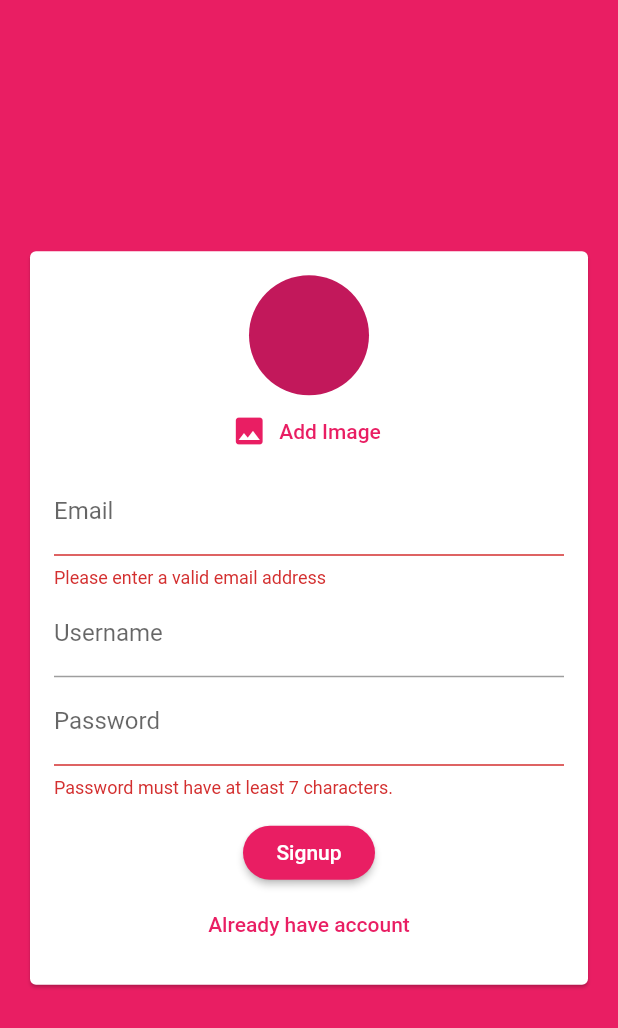
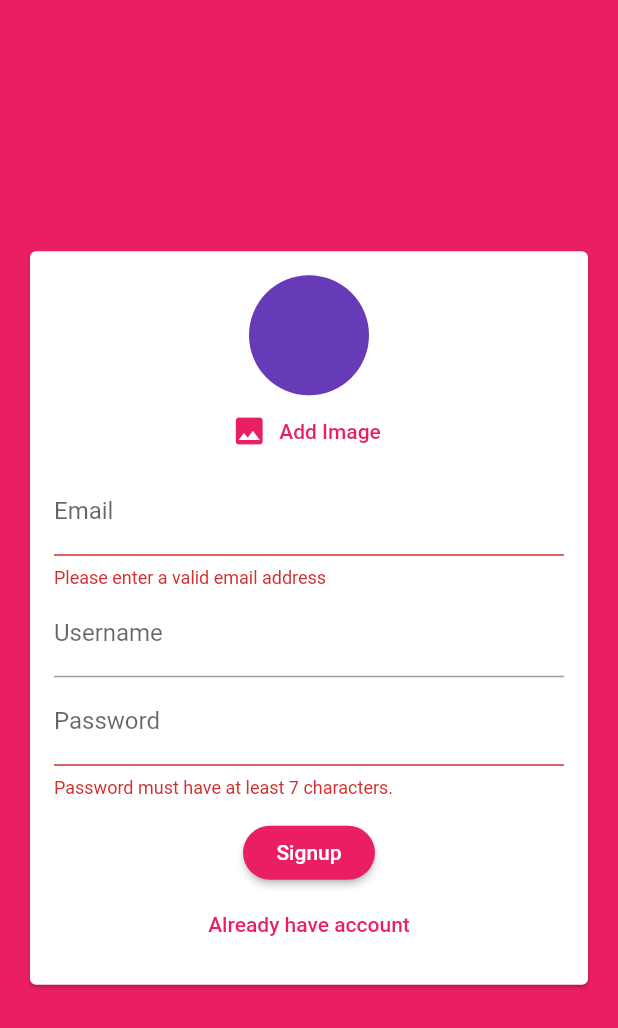
Before and after one commit to erinkelsey/chatapp-flutter, a Flutter app: the screen it shows after launch, after a tap on "Login", after a tap on "Create new account", after a tap on "Add Image", on a phone screen of 412 x 824 dp. Shown: the top 1028 px of the screen. Run offline on Flutter 3.47's test engine with Material 2 defaults, Android fonts, the phone set to English and light mode, and no system bars; our stand-ins replace cloud_firestore, firebase_auth, image_picker; accounts and stored records are empty.

Commit message:
Add image picker for mobile devices when signing up.

```diff
--- /dev/null
+++ b/lib/pickers/user_image_picker.dart
@@ -0,0 +1,42 @@
+import 'dart:io';
+
+import 'package:flutter/material.dart';
+import 'package:image_picker/image_picker.dart';
+
+class UserImagePicker extends StatefulWidget {
+  @override
+  _UserImagePickerState createState() => _UserImagePickerState();
+}
+
+class _UserImagePickerState extends State<UserImagePicker> {
+  File _pickedImageFile;
+
+  void _pickImage() async {
+    final picker = ImagePicker();
+    final pickedImage = await picker.getImage(source: ImageSource.camera);
+    final pickedImageFile = File(pickedImage.path);
+    setState(() {
+      _pickedImageFile = pickedImageFile;
+    });
+  }
+
+  @override
+  Widget build(BuildContext context) {
+    return Column(
+      children: [
+        CircleAvatar(
+          radius: 40,
+          backgroundColor: Theme.of(context).accentColor,
+          backgroundImage:
+              _pickedImageFile != null ? FileImage(_pickedImageFile) : null,
+        ),
+        FlatButton.icon(
+          onPressed: _pickImage,
+          icon: Icon(Icons.image),
+          label: Text('Add Image'),
+          textColor: Theme.of(context).primaryColor,
+        ),
+      ],
+    );
+  }
+}
--- a/lib/widgets/auth/auth_form.dart
+++ b/lib/widgets/auth/auth_form.dart
@@ -1,4 +1,6 @@
 import 'package:flutter/material.dart';
+
+import '../../pickers/user_image_picker.dart';
 
 class AuthForm extends StatefulWidget {
   AuthForm(this.submitFn, this.isLoading);
@@ -57,15 +59,7 @@ class _AuthFormState extends State<AuthForm> {
                 child: Column(
                   mainAxisSize: MainAxisSize.min,
                   children: <Widget>[
-                    CircleAvatar(
-                      radius: 40,
-                    ),
-                    FlatButton.icon(
-                      onPressed: () {},
-                      icon: Icon(Icons.image),
-                      label: Text('Add Image'),
-                      textColor: Theme.of(context).primaryColor,
-                    ),
+                    if (!_isLogin) UserImagePicker(),
                     TextFormField(
                       key: ValueKey('email'),
                       validator: (value) {
--- a/pubspec.yaml
+++ b/pubspec.yaml
@@ -29,6 +29,7 @@ dependencies:
   cupertino_icons: ^0.1.3
   cloud_firestore: ^0.13.7
   firebase_auth: ^0.16.1
+  image_picker: ^0.6.7+4
 
 dev_dependencies:
   flutter_test:
```
Also changed, not shown: pubspec.lock, 1 other file.
